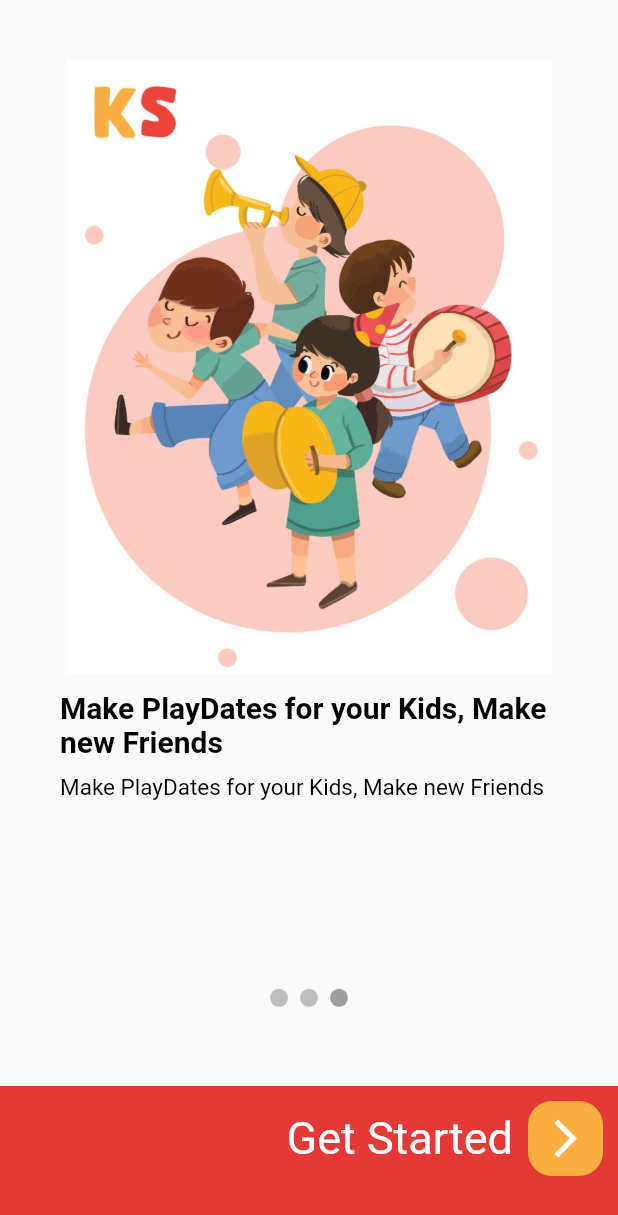
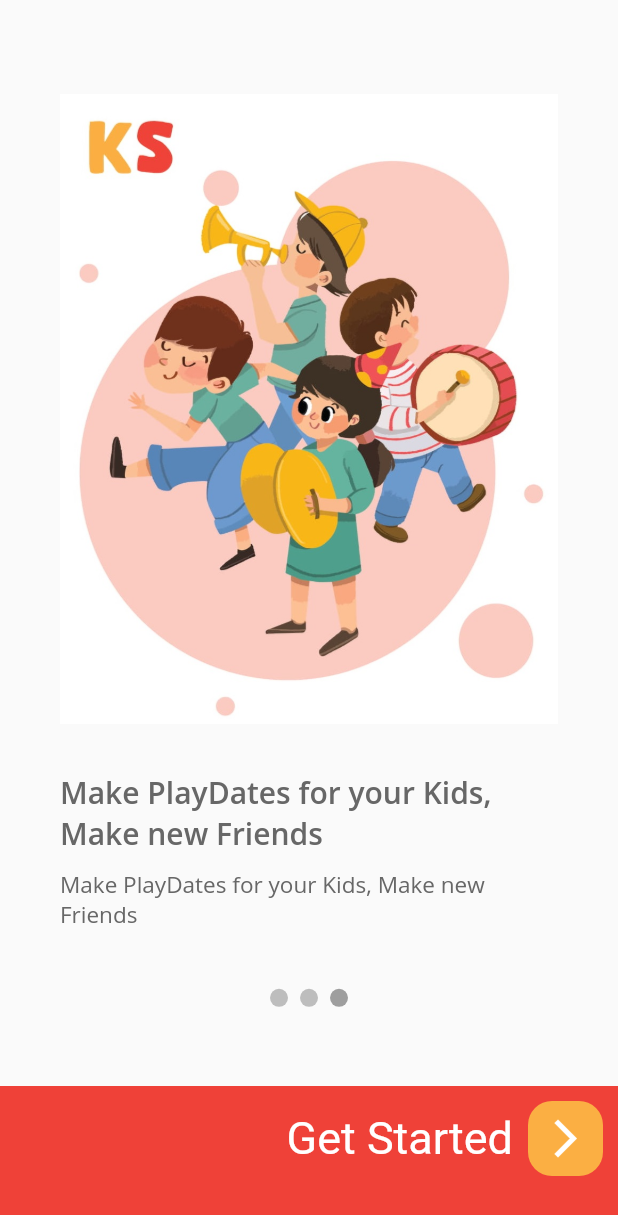
Before and after one commit to sawantpragnesh2014/flutter_kid_socio_app, a Flutter app: the OnBoardingTwo screen opened directly, swiped to page 3, on a phone screen of 412 x 824 dp. Shown: the top 1215 px of the screen. Run offline on Flutter 3.47's test engine with Material 2 defaults, Android fonts, the phone set to English and light mode, and no system bars; our stand-ins replace firebase_auth, google_sign_in; accounts and stored records are empty.

Commit message:
--Added fonts,refactored and created new UI screens

```diff
--- a/lib/main.dart
+++ b/lib/main.dart
@@ -1,8 +1,11 @@
 import 'package:flutter/material.dart';
 import 'package:flutter_kid_socio_app/ui/choose_plan.dart';
+import 'package:flutter_kid_socio_app/ui/connect_facebook_google.dart';
+import 'package:flutter_kid_socio_app/ui/login.dart';
 import 'package:flutter_kid_socio_app/ui/on_boarding.dart';
 import 'package:flutter_kid_socio_app/ui/on_boarding_two.dart';
 import 'package:flutter_kid_socio_app/ui/payment_gateway.dart';
+import 'package:flutter_kid_socio_app/ui/registration_form.dart';
 
 void main() {
   runApp(MyApp());
@@ -17,7 +20,7 @@ class MyApp extends StatelessWidget {
       theme: ThemeData(
         primarySwatch: Colors.blue,
       ),
-      home: ChoosePlan(null),
+      home: ConnectFacebookGoogle(),
     );
   }
 }
--- /dev/null
+++ b/lib/shared/colors.dart
@@ -0,0 +1,13 @@
+import 'package:flutter/material.dart';
+
+
+class AppColors {
+  ///shaders of emperor
+  static const color676767 = Color(0xFF676767);
+  static const colorf3f3f3 = Color(0xFFf3f3f3);
+  static const coloref4138 = Color(0xFFef4138);
+  static const color16499f = Color(0xFF16499f);
+  static const colorfbaf43 = Color(0xFFfbaf43);
+  static const colore6e6e6 = Color(0xFFe6e6e6);
+///shades of Yellow
+}
--- a/lib/shared/styles.dart
+++ b/lib/shared/styles.dart
@@ -1,36 +1,81 @@
 import 'package:flutter/material.dart';
 
-const redText = TextStyle(
-    color: Color(0xFFef4138),
+import 'colors.dart';
+
+class TextStyles {
+
+  static const String opn_sans = 'OpenSans';
+
+  static const FontWeight light = FontWeight.w300;
+  static const FontWeight regular = FontWeight.w400;
+  static const FontWeight semibold = FontWeight.w600;
+
+  static const redText = TextStyle(
+      color: AppColors.coloref4138,
+      fontFamily: opn_sans,
+      fontWeight: regular,
       fontSize: 30.0
   );
 
-const blackText = TextStyle(
-    color: Color(0xFF676767),
-    fontSize: 30.0
+  static const blackText = TextStyle(
+    color: AppColors.color676767,
+    fontFamily: opn_sans,
+    fontWeight: semibold,
+    fontSize: 30.0,
   );
 
-const blackTextSmall = TextStyle(
-    color: Color(0xFF676767),
+  static const blackTextSmall = TextStyle(
+      color: AppColors.color676767,
+      fontFamily: opn_sans,
+      fontWeight: light,
       fontSize: 15.0
   );
 
-const kTitleStyle = TextStyle(
+  static const kTitleStyle = TextStyle(
       fontSize: 20.0,
-    fontWeight: FontWeight.bold,
-    color: Colors.black);
+      fontFamily: opn_sans,
+      fontWeight: semibold,
+      color: AppColors.color676767);
 
-const kSubTitleStyle = TextStyle(
+  static const kSubTitleStyle = TextStyle(
       fontSize: 15.0,
-    color: Colors.black);
+      fontFamily: opn_sans,
+      fontWeight: regular,
+      color: AppColors.color676767);
 
-const textInputDecoration = InputDecoration(
-  fillColor: Color(0xFFf3f3f3),
+  static const editTextStyle = TextStyle(
+      fontSize: 16.0,
+      fontFamily: opn_sans,
+      fontWeight: regular,
+      color: AppColors.color676767);
+
+  static const textInputDecoration = InputDecoration(
+    fillColor: AppColors.colorf3f3f3,
     filled: true,
+    hintStyle: editTextStyle,
     enabledBorder: OutlineInputBorder(
-      borderSide: BorderSide(color: Colors.white)
+        borderSide: BorderSide(color: AppColors.colore6e6e6),
+        borderRadius: BorderRadius.all(Radius.circular(16)),
     ),
     focusedBorder: OutlineInputBorder(
-      borderSide: BorderSide(color: Colors.white)
+        borderSide: BorderSide(color: AppColors.colore6e6e6),
+        borderRadius: BorderRadius.all(Radius.circular(16)),
     ),
   );
+
+  static ElevatedButtonStyle(String text) => ElevatedButton(
+    style: ElevatedButton.styleFrom(
+      padding: EdgeInsets.symmetric(vertical: 20.0, horizontal: 50.0),
+      shape: RoundedRectangleBorder(
+        borderRadius: BorderRadius.circular(12), // <-- Radius
+      ),
+      primary: AppColors.coloref4138,
+    ),
+    onPressed: () {},
+    child: Text(
+      text,
+      style: TextStyle(color: Colors.white,fontSize: 20.0,fontFamily: opn_sans,fontWeight: regular),
+    ),
+  );
+
+}
--- /dev/null
+++ b/lib/ui/bottom_nav.dart
@@ -0,0 +1,46 @@
+import 'package:flutter/material.dart';
+import 'package:flutter_kid_socio_app/shared/colors.dart';
+
+class BottomNav extends StatelessWidget {
+  var textName;
+  Color bgColor;
+
+  @override
+  Widget build(BuildContext context) {
+    return Container(
+      height: 100.0,
+      width: double.infinity,
+      color: bgColor,
+      child: GestureDetector(
+        onTap: () => onNavHit(),
+        child: Padding(
+            padding: EdgeInsets.only(bottom: 30.0),
+            child: Row(
+              mainAxisAlignment: MainAxisAlignment.end,
+              children: [
+                Text(
+                  textName,
+                  style: TextStyle(color: Colors.white, fontSize: 30),
+                ),
+                SizedBox(width: 10.0,),
+                Container(
+                  padding: EdgeInsets.all(10.0),
+                  decoration: BoxDecoration(
+                    color: AppColors.colorfbaf43,
+                    borderRadius: BorderRadius.all(Radius.circular(16)),
+                  ),
+                  child: Icon(Icons.arrow_forward_ios,size: 30.0,color: Colors.white,),
+                ),
+                SizedBox(width: 10.0,),
+              ],
+            )
+        ),
+      ),
+    );
+  }
+
+  BottomNav({this.textName,this.bgColor, this.onNavHit});
+
+  final VoidCallback onNavHit;
+
+}
--- a/lib/ui/home.dart
+++ b/lib/ui/home.dart
@@ -1,5 +1,6 @@
 import 'package:firebase_auth/firebase_auth.dart';
 import 'package:flutter/material.dart';
+import 'package:flutter_kid_socio_app/ui/bottom_nav.dart';
 
 class Home extends StatefulWidget {
   final FirebaseUser user;
--- a/lib/ui/login.dart
+++ b/lib/ui/login.dart
@@ -1,6 +1,7 @@
 import 'package:firebase_auth/firebase_auth.dart';
 import 'package:flutter/material.dart';
 import 'package:flutter_kid_socio_app/services/auth.dart';
+import 'package:flutter_kid_socio_app/shared/colors.dart';
 import 'package:flutter_kid_socio_app/ui/choose_plan.dart';
 import 'package:flutter_kid_socio_app/ui/home.dart';
 
--- a/lib/ui/on_boarding_two.dart
+++ b/lib/ui/on_boarding_two.dart
@@ -1,6 +1,8 @@
 import 'package:flutter/material.dart';
+import 'package:flutter_kid_socio_app/shared/colors.dart';
 import 'package:flutter_kid_socio_app/shared/size_config.dart';
 import 'package:flutter_kid_socio_app/shared/styles.dart';
+import 'package:flutter_kid_socio_app/ui/bottom_nav.dart';
 
 //https://www.youtube.com/watch?v=8eRQyE2PN7w refer for design
 class OnBoardingTwo extends StatefulWidget {
@@ -36,22 +38,23 @@ class _OnBoardingTwoState extends State<OnBoardingTwo> {
                     padding: const EdgeInsets.all(40.0),
                     child: Column(crossAxisAlignment: CrossAxisAlignment.start,
                     children: [
-                      Center(
+                      Expanded(
+                        child: Center(
                           child: Image(
                             image: AssetImage("assets/startUpKids.jpg"),
-                          height: 410.0,
-                          width: 410.0,
+                            fit: BoxFit.contain,
+                          ),
                         ),
                       ),
                       SizedBox(height: 30.0),
                       Text(
                         "Make PlayDates for your Kids, Make new Friends",
-                        style: kTitleStyle,
+                        style: TextStyles.kTitleStyle,
                       ),
                       SizedBox(height: 15.0),
                       Text(
                         "Make PlayDates for your Kids, Make new Friends",
-                        style: kSubTitleStyle,
+                        style: TextStyles.kSubTitleStyle,
                       ),
                     ],
                     ),
@@ -60,23 +63,23 @@ class _OnBoardingTwoState extends State<OnBoardingTwo> {
                     padding: const EdgeInsets.all(40.0),
                     child: Column(crossAxisAlignment: CrossAxisAlignment.start,
                       children: [
-                        Center(
+                        Expanded(
+                          child: Center(
                             child: Image(
                               image: AssetImage("assets/startUpKids.jpg"),
                               fit: BoxFit.contain,
-                            height: 410.0,
-                            width: 410.0,
+                            ),
                           ),
                         ),
                         SizedBox(height: 10.0),
                         Text(
                           "Make PlayDates for your Kids, Make new Friends",
-                          style: kTitleStyle,
+                          style: TextStyles.kTitleStyle,
                         ),
                         SizedBox(height: 10.0),
                         Text(
                           "Make PlayDates for your Kids, Make new Friends",
-                          style: kSubTitleStyle,
+                          style: TextStyles.kSubTitleStyle,
                         ),
                       ],
                     ),
@@ -85,23 +88,23 @@ class _OnBoardingTwoState extends State<OnBoardingTwo> {
                     padding: const EdgeInsets.all(40.0),
                     child: Column(crossAxisAlignment: CrossAxisAlignment.start,
                       children: [
-                        Center(
+                        Expanded(
+                          child: Center(
                             child: Image(
                               image: AssetImage("assets/startUpKids.jpg"),
                               fit: BoxFit.contain,
-                            height: 410.0,
-                            width: 410.0,
+                            ),
                           ),
                         ),
                         SizedBox(height: 10.0),
                         Text(
                           "Make PlayDates for your Kids, Make new Friends",
-                          style: kTitleStyle,
+                          style: TextStyles.kTitleStyle,
                         ),
                         SizedBox(height: 10.0),
                         Text(
                           "Make PlayDates for your Kids, Make new Friends",
-                          style: kSubTitleStyle,
+                          style: TextStyles.kSubTitleStyle,
                         ),
                       ],
                     ),
@@ -116,7 +119,7 @@ class _OnBoardingTwoState extends State<OnBoardingTwo> {
             currentPage != numPages -1?Expanded(
                 child:Align(
                   alignment: FractionalOffset.bottomRight,
-                  child: FlatButton(
+                  child: TextButton(
                     onPressed: (){
                       pageController.nextPage(duration: Duration(milliseconds: 150,),curve: Curves.ease);
                     },
@@ -124,7 +127,7 @@ class _OnBoardingTwoState extends State<OnBoardingTwo> {
                       mainAxisAlignment: MainAxisAlignment.end,
                       mainAxisSize: MainAxisSize.min,
                       children: [
-                        Text('Next',style: blackTextSmall),
+                        Text('Next',style: TextStyles.blackTextSmall),
                         SizedBox(width: 10.0,),
                         Icon(Icons.arrow_forward,size: 30.0,)
                       ],
@@ -137,36 +140,9 @@ class _OnBoardingTwoState extends State<OnBoardingTwo> {
         ),
       ),
       bottomSheet: currentPage == numPages -1
-          ? Container(
-        height: 100.0,
-        width: double.infinity,
-        color: Colors.red[600],
-        child: GestureDetector(
-          onTap: () => print('Get Started'),
-          child: Padding(
-            padding: EdgeInsets.only(bottom: 30.0),
-            child: Row(
-              mainAxisAlignment: MainAxisAlignment.end,
-              children: [
-                Text(
-                  'Get Started',
-                  style: TextStyle(color: Colors.white, fontSize: 30),
-                ),
-                SizedBox(width: 10.0,),
-                Container(
-                  padding: EdgeInsets.all(10.0),
-                  decoration: BoxDecoration(
-                      color: Color(0xFFfbaf43),
-                      borderRadius: BorderRadius.all(Radius.circular(16)),
-                  ),
-                  child: Icon(Icons.arrow_forward_ios,size: 30.0,color: Colors.white,),
-                ),
-                SizedBox(width: 10.0,),
-              ],
-            )
-          ),
-        ),
-          )
+          ? BottomNav(textName: "Get Started",bgColor:AppColors.coloref4138,onNavHit: (){
+            print('Hello Pragnesh');
+      },)
           :Text(''),
     );
   }
```
Also changed, not shown: lib/ui/choose_plan.dart (+13 -37 lines), lib/ui/connect_facebook_google.dart (added, +41 -0 lines), lib/ui/payment_gateway.dart (+7 -14 lines), lib/ui/registration_form.dart (added, +117 -0 lines), pubspec.yaml (+11 -14 lines), fonts/OpenSans-Light.ttf (added), fonts/OpenSans-Regular.ttf (added), fonts/OpenSans-SemiBold.ttf (added), pubspec.lock. Lines whose indentation alone changed are shown as unchanged.
